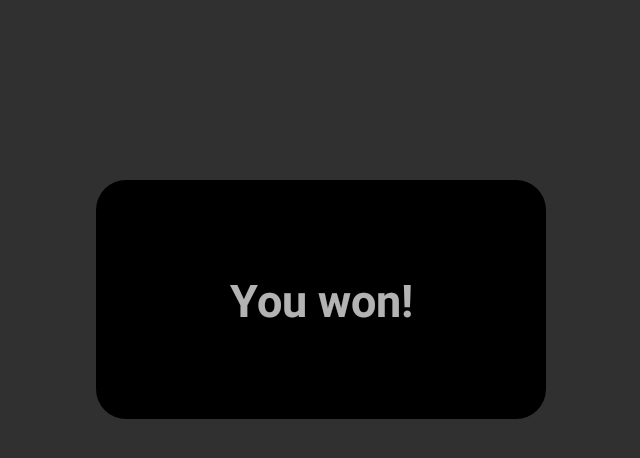
After one commit to BuyWell11/English-Battle, an Android app: the Win_lossActivity screen opened directly, with no data from a screen before it, on a phone screen of 824 x 412 dp (held sideways). The commit adds this screen. Shown: the top 458 px of the screen, without its empty margins (297-937 px from the left). Run offline under Robolectric (Android 15) with nearby library versions, the phone set to English and light mode, and no system bars.

Commit message:
complite dmg and make final screen for fight

```diff
--- /dev/null
+++ b/app/src/main/java/com/example/myapplication/Win_lossActivity.kt
@@ -0,0 +1,40 @@
+package com.example.myapplication
+
+import android.app.Activity
+import android.content.Intent
+import android.graphics.Color
+import androidx.appcompat.app.AppCompatActivity
+import android.os.Bundle
+import android.os.Handler
+import android.os.Looper
+import com.example.myapplication.databinding.WinLossScreenBinding
+import java.lang.IllegalArgumentException
+
+class Win_lossActivity : AppCompatActivity() {
+    lateinit var binding: WinLossScreenBinding
+    var dead: Boolean = false
+
+    override fun onCreate(savedInstanceState: Bundle?) {
+        super.onCreate(savedInstanceState)
+        binding = WinLossScreenBinding.inflate(layoutInflater)
+        setContentView(binding.root)
+        dead = intent?.getBooleanExtra(RESULT, false)?:
+        throw IllegalArgumentException("CHZH")
+        if(dead)
+        {
+            binding.result.setTextColor(Color.parseColor("#ff0000"))
+            binding.result.text = "You're dead"
+        }
+        else
+        {
+            binding.result.text = "You won!"
+        }
+        Handler(Looper.getMainLooper()).postDelayed( {
+            finish()
+        }, 2000)
+    }
+
+    companion object{
+        @JvmStatic val RESULT = "RESULT"
+    }
+}
--- a/app/src/main/res/layout/fight.xml
+++ b/app/src/main/res/layout/fight.xml
@@ -80,6 +80,7 @@
         android:layout_width="wrap_content"
         android:layout_height="wrap_content"
         android:text="HP: 100/100"
+        android:textStyle="bold"
         android:textColor="@color/purple_200"
         app:layout_constraintBottom_toTopOf="@id/wizard"
         app:layout_constraintStart_toStartOf="@id/wizard"
@@ -91,6 +92,7 @@
         android:layout_width="wrap_content"
         android:layout_height="wrap_content"
         android:text="HP: 1000/1000"
+        android:textStyle="bold"
         android:textColor="@color/purple_200"
         app:layout_constraintBottom_toTopOf="@id/monster"
         app:layout_constraintStart_toStartOf="@id/monster"
--- /dev/null
+++ b/app/src/main/res/layout/win_loss_screen.xml
@@ -0,0 +1,22 @@
+<?xml version="1.0" encoding="utf-8"?>
+<androidx.constraintlayout.widget.ConstraintLayout xmlns:android="http://schemas.android.com/apk/res/android"
+    xmlns:app="http://schemas.android.com/apk/res-auto"
+    android:layout_width="match_parent"
+    android:layout_height="match_parent">
+    <TextView
+        android:id="@+id/result"
+        android:layout_width="300dp"
+        android:layout_height="159dp"
+        android:layout_marginStart="215dp"
+        android:layout_marginTop="120dp"
+        android:layout_marginEnd="216dp"
+        android:textSize="30sp"
+        android:textStyle="bold"
+        android:gravity="center"
+        android:background="@drawable/background_shape"
+        android:visibility="visible"
+        app:layout_constraintEnd_toEndOf="parent"
+        app:layout_constraintStart_toStartOf="parent"
+        app:layout_constraintTop_toTopOf="parent" />
+
+</androidx.constraintlayout.widget.ConstraintLayout>
```
Also changed, not shown: app/src/main/AndroidManifest.xml (+10 -14 lines), app/src/main/java/com/example/myapplication/FightActivity.kt (+39 -5 lines), app/src/main/java/com/example/myapplication/HdsChooseWordActivity.kt (+8 -10 lines), app/src/main/java/com/example/myapplication/HdsTranslationActivity.kt (+8 -7 lines), app/src/main/java/com/example/myapplication/LdsPictureActivity.kt (+0 -13 lines), app/src/main/java/com/example/myapplication/LdsWordActivity.kt (+10 -10 lines).
